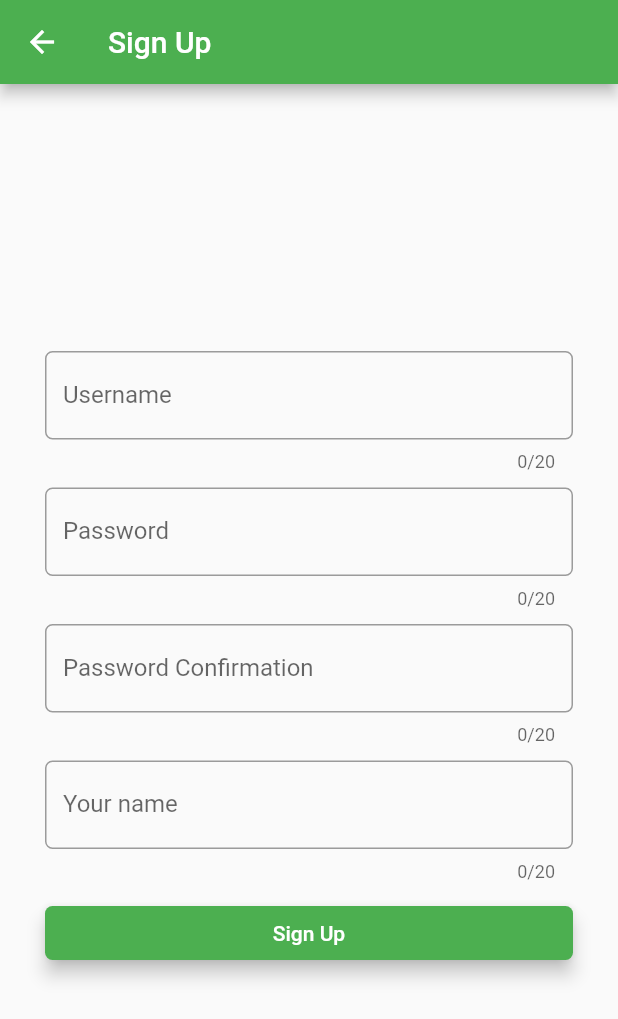
After one commit to RohitRajP/ideaLog-v2.0, a Flutter app: the screen it shows after launch, after a tap on "Proceed 😉", after a tap on "Sign Up 😃", on a phone screen of 412 x 824 dp. The commit adds this screen. Shown: the top 1019 px of the screen. Run offline on Flutter 3.47's test engine with Material 2 defaults, Android fonts, the phone set to English and light mode, and no system bars; our stand-ins replace font_awesome_flutter, shared_preferences; missing offline and left inert: advanced_share, flutter_material_color_picker; network calls fail.

Commit message:
IdeaLog v2.3 - Implemented drawer, Dynamic Color

```diff
--- a/lib/global.dart
+++ b/lib/global.dart
@@ -8,4 +8,6 @@ String userName,
     editIdeaSno,
     welMessage,
     userPassword,
-    accUserName;
+    accUserName,
+    userEmail;
+Color primaryColor = Colors.indigo, accentColor = Colors.indigoAccent;
--- a/lib/main.dart
+++ b/lib/main.dart
@@ -4,6 +4,8 @@ import 'package:shared_preferences/shared_preferences.dart';
 import './pages/loginPage.dart';
 import './pages/dashPage.dart';
 import './pages/editIdeaPage.dart';
+import './pages/signUpPage.dart';
+import './pages/colorPickerPage.dart';
 import './global.dart' as globals;
 
 void main() => runApp(MyApp());
@@ -19,6 +21,10 @@ class MyApp extends StatefulWidget {
 class _MyAppState extends State<MyApp> {
   final GlobalKey<ScaffoldState> _scaffoldKey = new GlobalKey<ScaffoldState>();
 
+  void reloadPage() {
+    setState(() {});
+  }
+
   @override
   Widget build(BuildContext context) {
     // TODO: implement build
@@ -26,12 +32,15 @@ class _MyAppState extends State<MyApp> {
       routes: {
         '/explorePage': (BuildContext context) => DashPage(),
         '/editIdea': (BuildContext context) => EditIdeaPage(),
-        '/loginPage': (BuildContext context) => MyApp()
+        '/loginPage': (BuildContext context) => MyApp(),
+        '/signUpPage': (BuildContext context) => SignUpPage(reloadPage),
+        '/appSettingsPage': (BuildContext context) =>
+            ColorPickerPage(reloadPage)
       },
-      theme: ThemeData(
-          primaryColor: Colors.indigo, accentColor: Colors.indigoAccent),
+      theme: ThemeData(primarySwatch: globals.primaryColor),
       home: SafeArea(
-        child: Scaffold(key: _scaffoldKey, body: LoginPage(_scaffoldKey)),
+        child: Scaffold(
+            key: _scaffoldKey, body: LoginPage(_scaffoldKey, reloadPage)),
       ),
     );
   }
--- a/lib/pages/loginPage.dart
+++ b/lib/pages/loginPage.dart
@@ -8,7 +8,8 @@ import '../global.dart' as globals;
 
 class LoginPage extends StatefulWidget {
   GlobalKey<ScaffoldState> _scaffoldKey = new GlobalKey<ScaffoldState>();
-  LoginPage(this._scaffoldKey);
+  Function reloadMain;
+  LoginPage(this._scaffoldKey, this.reloadMain);
   @override
   State<StatefulWidget> createState() {
     // TODO: implement createState
@@ -32,6 +33,7 @@ class _LoginPageState extends State<LoginPage> {
   void _autoLoginCheck() async {
     SharedPreferences prefs = await SharedPreferences.getInstance();
     String temp = prefs.getString("accUserName");
+    int _primaryC = prefs.getInt("primaryColor");
     // print(temp);
     if (temp != null) {
       setState(() {
@@ -39,6 +41,27 @@ class _LoginPageState extends State<LoginPage> {
         _username.text = prefs.getString("accUserName");
         _password.text = prefs.getString("userPassword");
       });
+    }
+    if (_primaryC != null) {
+      print(_primaryC);
+      switch (_primaryC) {
+        case 1:
+          globals.primaryColor = Colors.deepOrange;
+          break;
+        case 2:
+          globals.primaryColor = Colors.green;
+          break;
+        case 3:
+          globals.primaryColor = Colors.teal;
+          break;
+        case 4:
+          globals.primaryColor = Colors.purple;
+          break;
+        case 5:
+          globals.primaryColor = Colors.indigo;
+      }
+
+      widget.reloadMain();
     }
   }
 
@@ -56,6 +79,7 @@ class _LoginPageState extends State<LoginPage> {
       globals.userName = _response[0]['name'];
       globals.userId = _response[0]['userId'];
       globals.welMessage = _response[0]['welMessage'];
+      globals.userEmail = _response[0]['emailId'];
       globals.accUserName = _username.text.trim();
       globals.userPassword = _password.text.trim();
       SharedPreferences prefs = await SharedPreferences.getInstance();
@@ -66,14 +90,14 @@ class _LoginPageState extends State<LoginPage> {
     } else if (_response[0]['authstatus'] == '2') {
       widget._scaffoldKey.currentState.showSnackBar(SnackBar(
         backgroundColor: Colors.red,
-        content: Text('Please check your username'),
+        content: Text('Please check your username 😮'),
         duration: Duration(seconds: 3),
       ));
       _resetPage(0);
     } else if (_response[0]['authstatus'] == '1') {
       widget._scaffoldKey.currentState.showSnackBar(SnackBar(
         backgroundColor: Colors.orange,
-        content: Text('Please check your password'),
+        content: Text('Please check your password 🤨'),
         duration: Duration(seconds: 3),
       ));
       _resetPage(1);
@@ -128,7 +152,7 @@ class _LoginPageState extends State<LoginPage> {
               });
             },
             child: (_isLoading == false)
-                ? Text("Proceed")
+                ? Text("Proceed 😉")
                 : SizedBox(
                     height: 20.0,
                     width: 20.0,
@@ -153,7 +177,7 @@ class _LoginPageState extends State<LoginPage> {
             onPressed: () {
               _auth();
             },
-            child: Text("Proceed to Auto-Login"),
+            child: Text("Proceed to Auto-Login 😎"),
             shape: RoundedRectangleBorder(
                 borderRadius: BorderRadius.circular(20.0)),
           ),
@@ -170,8 +194,10 @@ class _LoginPageState extends State<LoginPage> {
             elevation: 5.0,
             color: Colors.white,
             colorBrightness: Brightness.light,
-            onPressed: () {},
-            child: Text("Sign Up"),
+            onPressed: () {
+              Navigator.pushNamed(context, '/signUpPage');
+            },
+            child: Text("Sign Up 😃"),
             shape: RoundedRectangleBorder(
                 borderRadius: BorderRadius.circular(20.0)),
           ),
@@ -227,6 +253,9 @@ class _LoginPageState extends State<LoginPage> {
               Container(
                 child: (_continueLogin != true) ? _loginBox() : _autoLoginBtn(),
               ),
+              Container(
+                child: _signUpBtn(),
+              )
             ],
           ),
         ));
--- /dev/null
+++ b/lib/pages/signUpPage.dart
@@ -0,0 +1,210 @@
+import 'package:flutter/material.dart';
+import 'package:http/http.dart' as http;
+import 'dart:async';
+import 'dart:convert';
+
+class SignUpPage extends StatefulWidget {
+  Function reloadMain;
+  SignUpPage(this.reloadMain);
+  @override
+  State<StatefulWidget> createState() {
+    // TODO: implement createState
+    return _SignUpPageState();
+  }
+}
+
+class _SignUpPageState extends State<SignUpPage> {
+  TextEditingController _userNameController = new TextEditingController();
+  TextEditingController _passwordController = new TextEditingController();
+  TextEditingController _passwordConfirmController =
+      new TextEditingController();
+  TextEditingController _nameController = new TextEditingController();
+  GlobalKey<ScaffoldState> _scaffoldKey = new GlobalKey<ScaffoldState>();
+  String _userName, _name, _password, _passwordConfirm;
+  bool _isLoading = false;
+  var _response;
+
+  Widget _getUserName() {
+    return TextField(
+      controller: _userNameController,
+      maxLength: 20,
+      onChanged: (String value) {
+        _userName = value;
+      },
+      decoration: InputDecoration(
+          labelText: "Username",
+          hintText: "Your unique username",
+          border: OutlineInputBorder(borderRadius: BorderRadius.circular(5.0))),
+    );
+  }
+
+  Widget _getPassword() {
+    return TextField(
+      maxLength: 20,
+      controller: _passwordController,
+      onChanged: (String value) {
+        _password = value;
+      },
+      obscureText: true,
+      decoration: InputDecoration(
+          labelText: "Password",
+          hintText: "Your secure password",
+          border: OutlineInputBorder(borderRadius: BorderRadius.circular(5.0))),
+    );
+  }
+
+  Widget _getPasswordConfirm() {
+    return TextField(
+      maxLength: 20,
+      controller: _passwordConfirmController,
+      onChanged: (String value) {
+        _passwordConfirm = value;
+      },
+      obscureText: true,
+      decoration: InputDecoration(
+          labelText: "Password Confirmation",
+          hintText: "Please enter one more time",
+          border: OutlineInputBorder(borderRadius: BorderRadius.circular(5.0))),
+    );
+  }
+
+  Widget _getName() {
+    return TextField(
+      maxLength: 20,
+      controller: _nameController,
+      onChanged: (String value) {
+        _name = value;
+      },
+      decoration: InputDecoration(
+          labelText: "Your name",
+          hintText: "What do I call you?",
+          border: OutlineInputBorder(borderRadius: BorderRadius.circular(5.0))),
+    );
+  }
+
+  Widget _signUpBtn() {
+    return Row(
+      children: <Widget>[
+        Expanded(
+          child: RaisedButton(
+            elevation: 5.0,
+            color: Colors.green,
+            textColor: Colors.white,
+            colorBrightness: Brightness.light,
+            onPressed: () {
+              _processSignIn();
+            },
+            child: (_isLoading != true)
+                ? Text("Sign Up")
+                : SizedBox(
+                    height: 20.0,
+                    width: 20.0,
+                    child: CircularProgressIndicator(
+                      valueColor: AlwaysStoppedAnimation<Color>(Colors.white),
+                    ),
+                  ),
+            shape: RoundedRectangleBorder(
+                borderRadius: BorderRadius.circular(5.0)),
+          ),
+        )
+      ],
+    );
+  }
+
+  void _processSignIn() {
+    if (_nameController.text.length > 0 &&
+        _passwordController.text.length > 0 &&
+        _nameController.text.length > 0 &&
+        _passwordConfirm.length > 0) {
+      if (_password.compareTo(_passwordConfirm) == 0) {
+        _registerUser();
+      } else {
+        _passwordController.clear();
+        _passwordConfirmController.clear();
+        _scaffoldKey.currentState.showSnackBar(SnackBar(
+          backgroundColor: Colors.orange,
+          content: Text('Oops! Passwords don\'t match 😯'),
+          duration: Duration(seconds: 3),
+        ));
+      }
+    } else {
+      _scaffoldKey.currentState.showSnackBar(SnackBar(
+        backgroundColor: Colors.orange,
+        content: Text('Please check for empty fields 😮'),
+        duration: Duration(seconds: 3),
+      ));
+    }
+  }
+
+  Future<String> _registerUser() async {
+    //print(_username.text);
+    try {
+      _response = await http.post(
+          Uri.encodeFull(
+              "http://rrjprojects.000webhostapp.com/api/createUser.php"),
+          body: {
+            "username": _userName.trim(),
+            "passkey": _password.trim(),
+            "name": _name.trim()
+          });
+      _response = json.decode(_response.body);
+      if (_response[0]['status'] == '1') {
+        _nameController.text = "";
+        _passwordController.text = "";
+        _passwordConfirmController.text = "";
+        _nameController.text = "";
+        _userNameController.text = "";
+        _scaffoldKey.currentState.showSnackBar(SnackBar(
+          backgroundColor: Colors.green,
+          content: Text('Welcome to the club! Proceed to login 😃'),
+          duration: Duration(seconds: 3),
+        ));
+      }
+    } catch (FormatException) {
+      _scaffoldKey.currentState.showSnackBar(SnackBar(
+        backgroundColor: Colors.red,
+        content: Text('Apologies! Username already taken 🤔'),
+        duration: Duration(seconds: 3),
+      ));
+    }
+  }
+
+  @override
+  Widget build(BuildContext context) {
+    // TODO: implement build
+    return Scaffold(
+        key: _scaffoldKey,
+        appBar: AppBar(
+          backgroundColor: Colors.green,
+          title: Text("Sign Up"),
+        ),
+        body: Container(
+          alignment: Alignment.center,
+          margin: EdgeInsets.all(30.0),
+          child: Center(
+            child: ListView(
+              shrinkWrap: true,
+              children: <Widget>[
+                _getUserName(),
+                SizedBox(
+                  height: 10.0,
+                ),
+                _getPassword(),
+                SizedBox(
+                  height: 10.0,
+                ),
+                _getPasswordConfirm(),
+                SizedBox(
+                  height: 10.0,
+                ),
+                _getName(),
+                SizedBox(
+                  height: 10.0,
+                ),
+                _signUpBtn()
+              ],
+            ),
+          ),
+        ));
+  }
+}
--- a/lib/widgets/createPageW.dart
+++ b/lib/widgets/createPageW.dart
@@ -137,7 +137,7 @@ class _CreatePageWState extends State<CreatePageW> {
                     } else {
                       widget._scaffoldKey.currentState.showSnackBar(SnackBar(
                         backgroundColor: Colors.orange,
-                        content: Text('Please check for empty fields'),
+                        content: Text('Please check for empty fields 🧐'),
                         duration: Duration(seconds: 3),
                       ));
                     }
--- a/pubspec.yaml
+++ b/pubspec.yaml
@@ -33,6 +33,7 @@ dev_dependencies:
   flutter_test:
     sdk: flutter
   flutter_launcher_icons:
+  flutter_material_color_picker:
 
 
 # For information on the generic Dart part of this file, see the
```
Also changed, not shown: lib/pages/colorPickerPage.dart (added, +73 -0 lines), lib/pages/dashPage.dart (+41 -14 lines), lib/pages/editIdeaPage.dart (+6 -6 lines), pubspec.lock.
